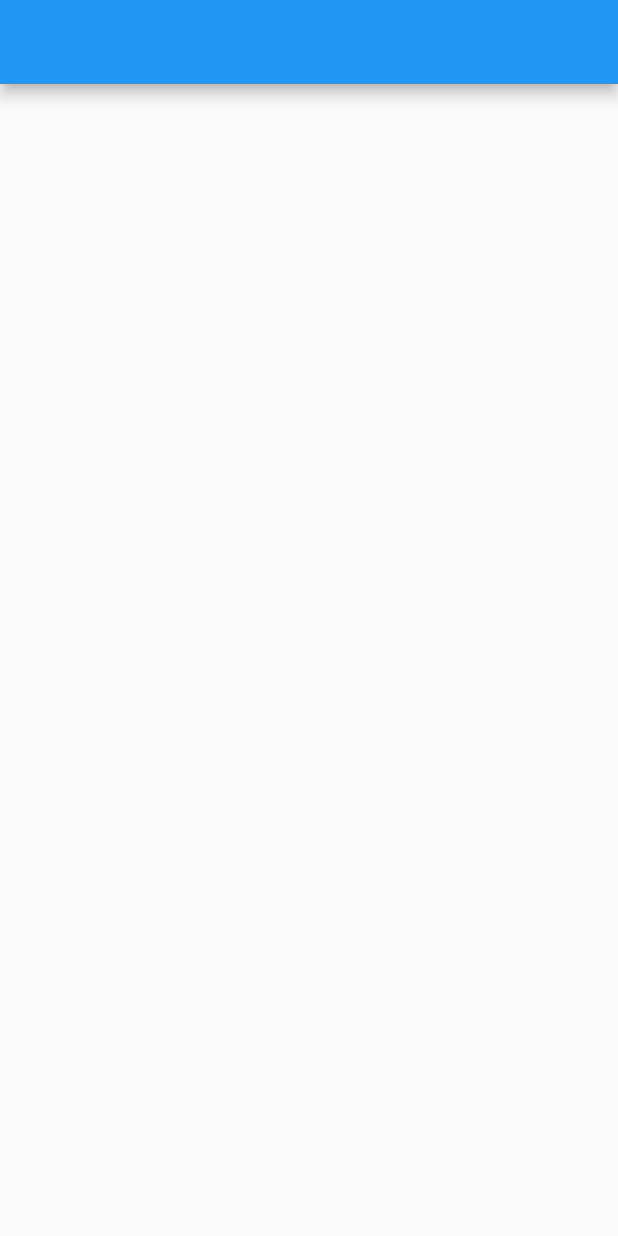
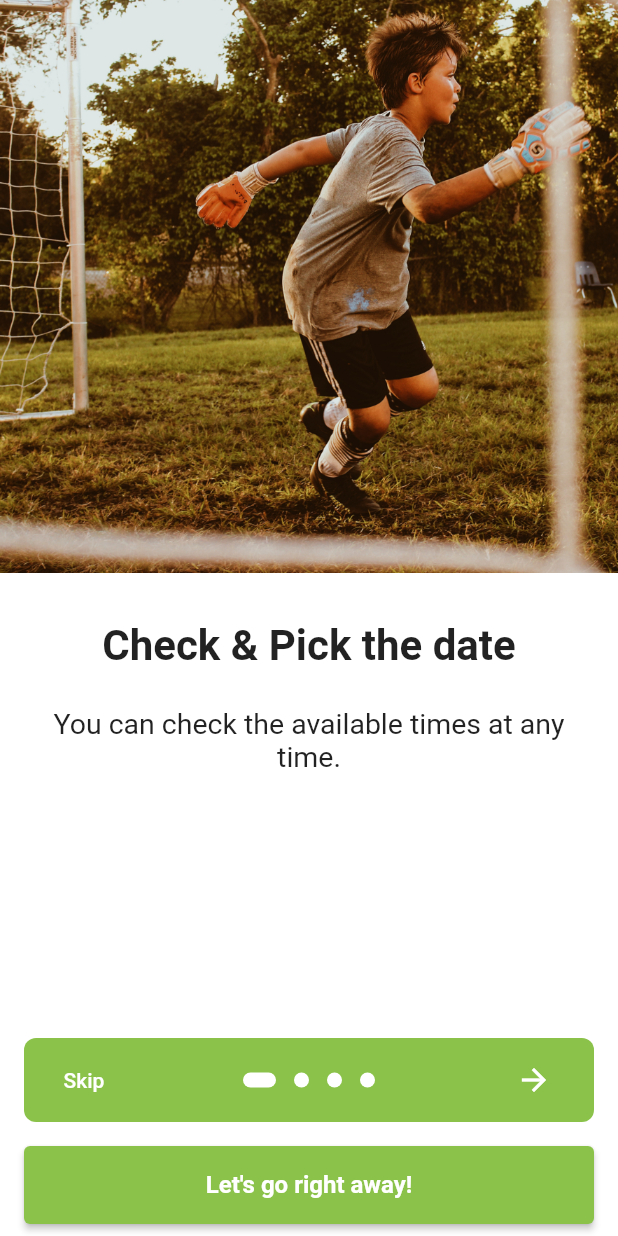
Before and after one commit to alperenkaracete/Football-Pitch-Booking, a Flutter app: the screen it shows after launch, on a phone screen of 412 x 824 dp. Run offline on Flutter 3.47's test engine with Material 2 defaults, Android fonts, the phone set to English and light mode, and no system bars; drawn by our look-alikes of introduction_screen; our stand-ins replace after_layout, animated_splash_screen, page_transition, shared_preferences.

Commit message:
Initial commit

```diff
--- /dev/null
+++ b/lib/introduction_page.dart
@@ -0,0 +1,134 @@
+import 'package:flutter/foundation.dart';
+import 'package:flutter/material.dart';
+import 'package:introduction_screen/introduction_screen.dart';
+import 'main.dart';
+
+
+class OnBoardingPage extends StatefulWidget {
+  const OnBoardingPage({Key? key}) : super(key: key);
+
+  @override
+  _OnBoardingPageState createState() => _OnBoardingPageState();
+}
+
+class _OnBoardingPageState extends State<OnBoardingPage> {
+  final introKey = GlobalKey<IntroductionScreenState>();
+
+
+  void _onIntroEnd(context) {
+    Navigator.of(context).push(
+      MaterialPageRoute(builder: (_) => const MyApp()),
+    );
+  }
+
+  Widget _buildFullscreenImage(String assetName) {
+    return Image.asset(
+      'assets/$assetName',
+      fit: BoxFit.cover,
+      height: double.infinity,
+      width: double.infinity,
+      alignment: Alignment.center,
+    );
+  }
+
+  @override
+  Widget build(BuildContext context) {
+    const bodyStyle = TextStyle(fontSize: 19.0);
+
+    const pageDecoration = PageDecoration(
+      titleTextStyle: TextStyle(fontSize: 28.0, fontWeight: FontWeight.w700),
+      bodyTextStyle: bodyStyle,
+      descriptionPadding: EdgeInsets.fromLTRB(16.0, 0.0, 16.0, 16.0),
+      pageColor: Colors.white,
+      imagePadding: EdgeInsets.zero,
+    );
+
+    return IntroductionScreen(
+      key: introKey,
+      globalBackgroundColor: Colors.white,
+
+      globalFooter: SizedBox(
+        width: double.infinity,
+        height: 60,
+        child: Padding(
+          padding: const EdgeInsets.fromLTRB(16.0, 0.0, 16.0, 8.0),
+          child: ElevatedButton(
+            child: const Text(
+              'Let\'s go right away!',
+              style: TextStyle(
+                  fontSize: 16.0,
+                  fontWeight: FontWeight.bold,
+                  color: Colors.white),
+            ),
+            onPressed: () => _onIntroEnd(context),
+          ),
+        ),
+      ),
+      pages: [
+        PageViewModel(
+          title: "Check & Pick the date",
+          body: "You can check the available times at any time.",
+          image: _buildFullscreenImage('images/1.jpg'),
+          decoration: pageDecoration,
+        ),
+        PageViewModel(
+          title: "Pay online",
+          body: "You can pay by credit card.",
+          image: _buildFullscreenImage('images/2.jpg'),
+          decoration: pageDecoration,
+        ),
+        PageViewModel(
+          title: "Video recording",
+          body:
+          "If everyone has permission, the match will be recorded and delivered privately.",
+          image: _buildFullscreenImage('images/3.jpg'),
+          decoration: pageDecoration,
+        ),
+        PageViewModel(
+          title: "If you're excited!",
+          body: "let's get started.",
+          image: _buildFullscreenImage('images/4.jpg'),
+          decoration: pageDecoration,
+        ),
+      ],
+      onDone: () => _onIntroEnd(context),
+      //onSkip: () => _onIntroEnd(context), // You can override onSkip callback
+      showSkipButton: true,
+      skipFlex: 0,
+      nextFlex: 0,
+      //rtl: true, // Display as right-to-left
+      skip: const Text(
+        'Skip',
+        style: TextStyle(color: Colors.white),
+      ),
+      next: const Icon(
+        Icons.arrow_forward,
+        color: Colors.white,
+      ),
+      done: const Text(
+        'Done',
+        style: TextStyle(fontWeight: FontWeight.w600, color: Colors.white),
+      ),
+      curve: Curves.fastLinearToSlowEaseIn,
+      controlsMargin: const EdgeInsets.all(16),
+      controlsPadding: kIsWeb
+          ? const EdgeInsets.all(12.0)
+          : const EdgeInsets.fromLTRB(8.0, 4.0, 8.0, 4.0),
+      dotsDecorator: const DotsDecorator(
+        size: Size(10.0, 10.0),
+        color: Colors.white,
+        activeSize: Size(22.0, 10.0),
+        activeColor: Colors.white,
+        activeShape: RoundedRectangleBorder(
+          borderRadius: BorderRadius.all(Radius.circular(25.0)),
+        ),
+      ),
+      dotsContainerDecorator: const ShapeDecoration(
+        color: Colors.lightGreen,
+        shape: RoundedRectangleBorder(
+          borderRadius: BorderRadius.all(Radius.circular(8.0)),
+        ),
+      ),
+    );
+  }
+}
--- a/lib/main.dart
+++ b/lib/main.dart
@@ -1,18 +1,35 @@
 import 'package:flutter/material.dart';
+import 'splash_screen.dart';
+import 'package:flutter/services.dart';
+import 'package:flutter/foundation.dart';
 
-void main() => runApp(MyApp());
+void main() => runApp(const App());
+
+class App extends StatelessWidget {
+  const App({Key? key}) : super(key: key);
+
+  @override
+  Widget build(BuildContext context) {
+    SystemChrome.setSystemUIOverlayStyle(
+      SystemUiOverlayStyle.dark.copyWith(statusBarColor: Colors.transparent),
+    );
+
+    return MaterialApp(
+      title: 'Introduction screen',
+      debugShowCheckedModeBanner: false,
+      theme: ThemeData(primarySwatch: Colors.lightGreen),
+      home: const Splash(),
+    );
+  }
+}
 
 class MyApp extends StatelessWidget {
   const MyApp({Key? key}) : super(key: key);
 
   @override
   Widget build(BuildContext context) {
-    return MaterialApp(
-      home: SafeArea(
-        child: Scaffold(
-          appBar: AppBar(),
-        ),
-      ),
+    return const Scaffold(
+      body: SplashScreen(),
     );
   }
 }
```
Also changed, not shown: lib/home_page.dart (added, +12 -0 lines), lib/splash_screen.dart (added, +60 -0 lines), pubspec.yaml (+6 -1 lines), assets/images/1.jpg (added), assets/images/2.jpg (added), assets/images/3.jpg (added), assets/images/logo.png (added), pubspec.lock, 1 other file.
